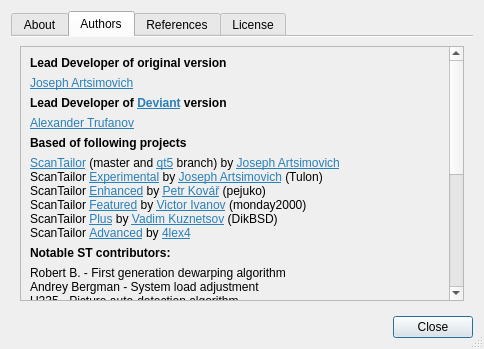
First picture: the form in src/app/ui/AboutDialog.ui, repository ImageProcessing-ElectronicPublications/scantailor-deviant, before the edit.
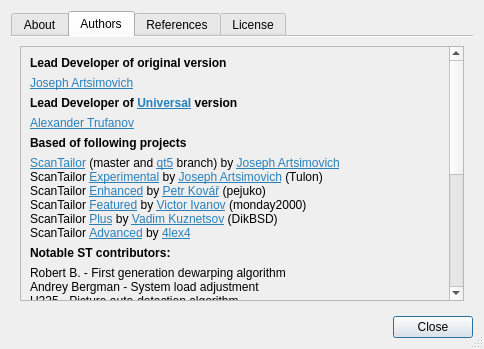
Second picture: the form after the edit. The open tabs and pages were chosen to show the change. Icons and pictures are not drawn.

Commit message: Fix developers list in About dialog

```diff
--- a/src/app/ui/AboutDialog.ui
+++ b/src/app/ui/AboutDialog.ui
@@ -160,7 +160,7 @@
               <string notr="true">font-weight: bold;</string>
              </property>
              <property name="text">
-              <string>&lt;html&gt;&lt;head/&gt;&lt;body&gt;&lt;p&gt;Lead Developer of &lt;a href=&quot;https://github.com/ImageProcessing-ElectronicPublications/scantailor-deviant&quot;&gt;&lt;span style=&quot; text-decoration: underline; color:#2980b9;&quot;&gt;Deviant&lt;/span&gt;&lt;/a&gt; version&lt;/p&gt;&lt;/body&gt;&lt;/html&gt;</string>
+              <string>&lt;html&gt;&lt;head/&gt;&lt;body&gt;&lt;p&gt;Lead Developer of &lt;a href=&quot;https://github.com/trufanov-nok/scantailor-universal&quot;&gt;&lt;span style=&quot; text-decoration: underline; color:#2980b9;&quot;&gt;Universal&lt;/span&gt;&lt;/a&gt; version&lt;/p&gt;&lt;/body&gt;&lt;/html&gt;</string>
              </property>
             </widget>
            </item>
```
The commit also changes 2 other files.
